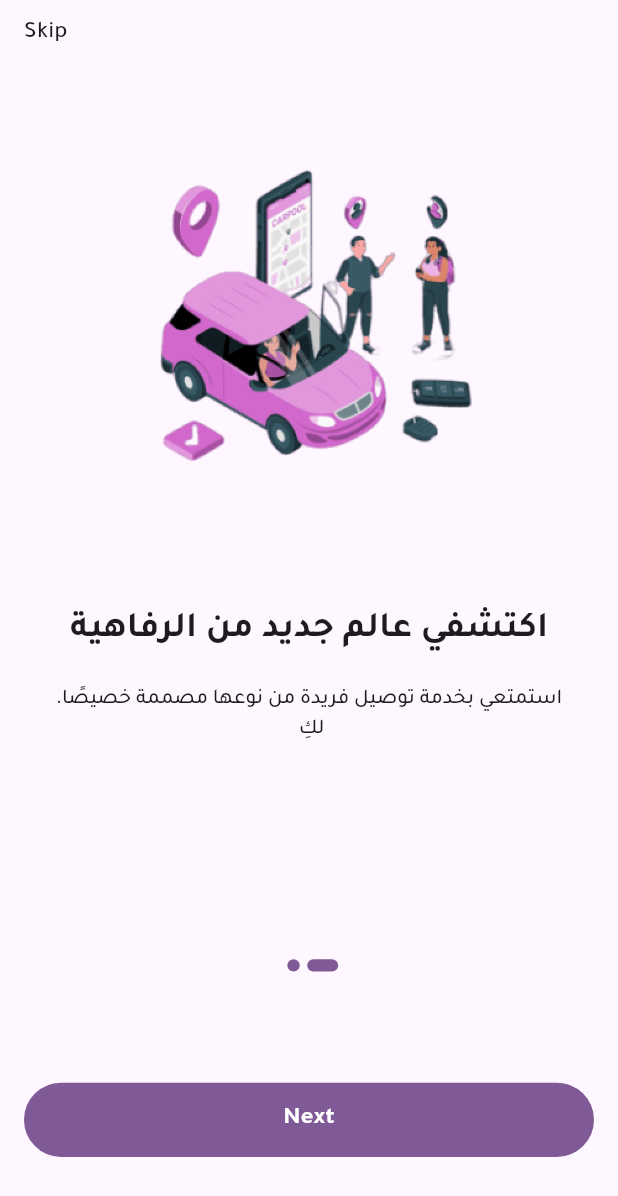
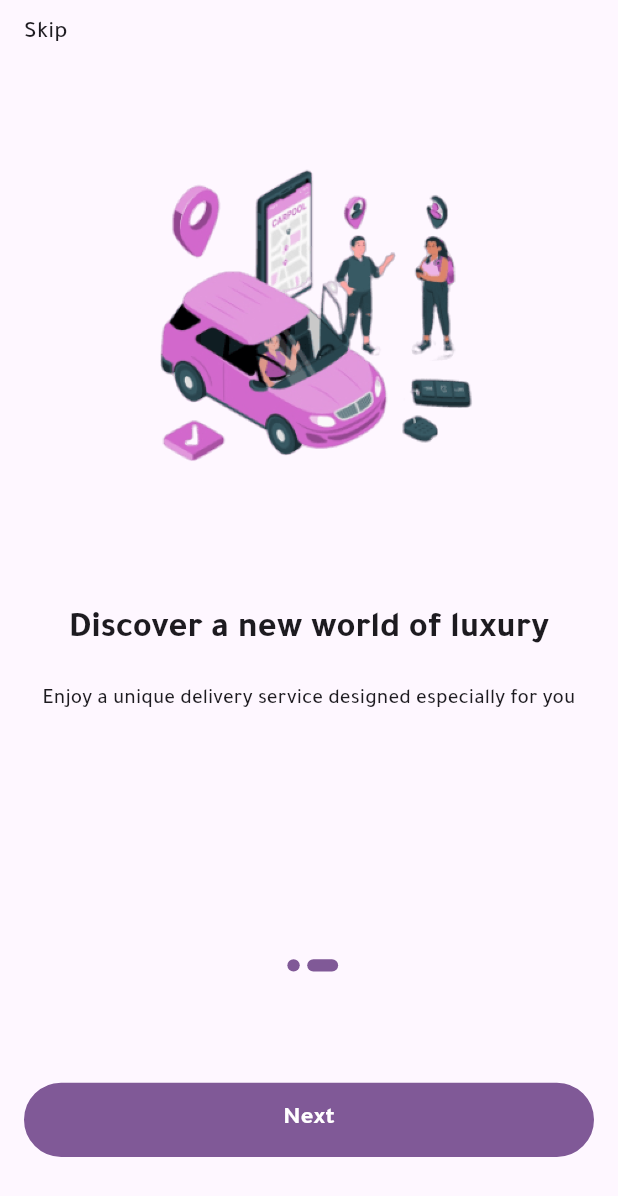
Before and after one commit to elsankry02/Lady_Driver_App, a Flutter app: the screen it shows after launch, swiped to page 2, on a phone screen of 412 x 824 dp. Shown: the top 1196 px of the screen. Run offline on Flutter 3.47's test engine with Material 3 defaults, Android fonts, the phone set to English and light mode, and no system bars; our stand-ins replace auto_route, bloc, flutter_bloc, flutter_svg, image_picker, pinput and 1 more.

Commit message:
abbreviation for AppLocalizations.of(context)!

```diff
--- a/lib/core/models/onboarding_model.dart
+++ b/lib/core/models/onboarding_model.dart
@@ -1,3 +1,6 @@
+import 'package:flutter/material.dart';
+import 'package:lady_driver/l10n/app_localizations.dart';
+
 import '../constant/image_manger.dart';
 
 class OnboardingModel {
@@ -8,15 +11,18 @@ class OnboardingModel {
   OnboardingModel(this.image, this.text, this.lableText);
 }
 
-List<OnboardingModel> listOnBoarding = [
+List<OnboardingModel> listOnBoarding(BuildContext context) {
+  final appLocalizations = AppLocalizations.of(context)!;
+  return [
     OnboardingModel(
       ImageManger.kOndoarding1,
-    ".ليديدرايفر: راحتكِ أولاً",
-    'حددي وجهتكِ واختاري السيارة المناسبة لكِ',
+      appLocalizations.ladyDriverYourComfortComesFirstonboardind,
+      appLocalizations.determineYourDestinationAndChooseTheCarThatSuitsYou,
     ),
     OnboardingModel(
       ImageManger.kOndoarding2,
-    'اكتشفي عالم جديد من الرفاهية',
-    '.استمتعي بخدمة توصيل فريدة من نوعها مصممة خصيصًا \n لكِ',
+      appLocalizations.discoverANewWorldOfLuxury,
+      appLocalizations.enjoyAUniqueDeliveryServiceDesignedEspeciallyForYou,
     ),
   ];
+}
--- a/lib/home/pages/change_language/change_language_page.dart
+++ b/lib/home/pages/change_language/change_language_page.dart
@@ -32,11 +32,12 @@ class _ChangeLanguagePageState extends State<ChangeLanguagePage> {
   );
   @override
   Widget build(BuildContext context) {
+  final appLocalizations = AppLocalizations.of(context)!;
     final textTheme = Theme.of(context).textTheme;
     return Scaffold(
       appBar: AppBar(
         title: Text(
-          AppLocalizations.of(context)!.changeLanguage,
+          appLocalizations.changeLanguage,
           style: textTheme.titleLarge!.copyWith(fontWeight: FontWeight.w700),
         ),
         centerTitle: true,
--- a/lib/home/pages/create_an_account/widget/enum_create_account_widget.dart
+++ b/lib/home/pages/create_an_account/widget/enum_create_account_widget.dart
@@ -18,6 +18,7 @@ class _EnumsCreateAccountWidgetState extends State<EnumsCreateAccountWidget> {
   @override
   Widget build(BuildContext context) {
     final textTheme = Theme.of(context).textTheme;
+    final appLocalizations = AppLocalizations.of(context)!;
     return Row(
       mainAxisAlignment: MainAxisAlignment.spaceBetween,
       children: [
@@ -42,7 +43,7 @@ class _EnumsCreateAccountWidgetState extends State<EnumsCreateAccountWidget> {
               child: Center(
                 //! سائقة
                 child: Text(
-                  AppLocalizations.of(context)!.femaleDriver,
+                  appLocalizations.femaleDriver,
                   style: textTheme.titleSmall!.copyWith(
                       fontWeight: FontWeight.w400,
                       color: isSelected == IsSelected.femaleDriver
@@ -74,7 +75,7 @@ class _EnumsCreateAccountWidgetState extends State<EnumsCreateAccountWidget> {
               child: Center(
                 //! عميل
                 child: Text(
-                  AppLocalizations.of(context)!.client,
+                  appLocalizations.client,
                   style: textTheme.titleSmall!.copyWith(
                       color: isSelected == IsSelected.client
                           ? ColorManger.kPrimaryColor
--- a/lib/home/pages/create_an_account/widget/rich_text_create_an_account_widget.dart
+++ b/lib/home/pages/create_an_account/widget/rich_text_create_an_account_widget.dart
@@ -1,6 +1,7 @@
 import 'package:auto_route/auto_route.dart';
 import 'package:flutter/gestures.dart';
 import 'package:flutter/material.dart';
+
 import '../../../../core/constant/color_manger.dart';
 import '../../../../core/router/router.dart';
 import '../../../../l10n/app_localizations.dart';
@@ -10,6 +11,7 @@ class RichTextCreateAnAccountWidget extends StatelessWidget {
   final TextTheme textTheme;
   @override
   Widget build(BuildContext context) {
+    final appLocalizations = AppLocalizations.of(context)!;
     return RichText(
       textAlign: TextAlign.center,
       text: TextSpan(
@@ -17,12 +19,12 @@ class RichTextCreateAnAccountWidget extends StatelessWidget {
         children: [
           //! لديك حساب بالفعل ؟
           TextSpan(
-            text: AppLocalizations.of(context)!.alreadyHaveAnAccount,
+            text: appLocalizations.alreadyHaveAnAccount,
             style: textTheme.titleSmall!.copyWith(fontWeight: FontWeight.w400),
           ),
           //! تسجيل الدخول
           TextSpan(
-            text: AppLocalizations.of(context)!.logIN,
+            text: appLocalizations.logIN,
             style: textTheme.titleSmall!.copyWith(
                 fontWeight: FontWeight.w400, color: ColorManger.kPrimaryColor),
             recognizer: TapGestureRecognizer()
--- a/lib/home/pages/on_boarding/onboarding_page.dart
+++ b/lib/home/pages/on_boarding/onboarding_page.dart
@@ -29,8 +29,10 @@ class _OnboardingPageState extends State<OnboardingPage> {
 
   @override
   Widget build(BuildContext context) {
+    //! variabol
     double mediaQueryHeight = MediaQuery.of(context).size.height;
     double mediaQueryWidth = MediaQuery.of(context).size.width;
+    final appLocalizations = AppLocalizations.of(context)!;
     final textTheme = Theme.of(context).textTheme;
     return Scaffold(
       body: SafeArea(
@@ -49,8 +51,12 @@ class _OnboardingPageState extends State<OnboardingPage> {
                       },
                     );
                   },
-                  itemCount: listOnBoarding.length,
-                  itemBuilder: (context, index) => Column(
+                  itemCount: listOnBoarding(context).length,
+                  itemBuilder: (context, index) {
+                    //! variabol
+                    final item = listOnBoarding(context)[index];
+                    final appLocalizations = AppLocalizations.of(context)!;
+                    return Column(
                       children: [
                         SizedBox(height: mediaQueryHeight * 0.013),
                         //! Skip
@@ -62,7 +68,7 @@ class _OnboardingPageState extends State<OnboardingPage> {
                           child: SizedBox(
                             width: double.infinity,
                             child: Text(
-                            AppLocalizations.of(context)!.skip,
+                              appLocalizations.skip,
                               style: textTheme.titleMedium!.copyWith(
                                 fontWeight: FontWeight.w500,
                               ),
@@ -75,12 +81,13 @@ class _OnboardingPageState extends State<OnboardingPage> {
                         Image.asset(
                           height: mediaQueryHeight * 0.285,
                           width: mediaQueryWidth,
-                        listOnBoarding[index].image,
+                          item.image,
                         ),
                         SizedBox(height: mediaQueryHeight * 0.090),
                         //! text
                         Text(
-                        listOnBoarding[index].text,
+                          item.text,
+                          textAlign: TextAlign.center,
                           style: textTheme.headlineSmall!.copyWith(
                             fontWeight: FontWeight.w700,
                           ),
@@ -89,14 +96,15 @@ class _OnboardingPageState extends State<OnboardingPage> {
                         //! labalText
                         Text(
                           textAlign: TextAlign.center,
-                        listOnBoarding[index].lableText,
+                          item.lableText,
                           style: textTheme.titleSmall!.copyWith(
                             fontWeight: FontWeight.w500,
                           ),
                         ),
                         SizedBox(height: mediaQueryHeight * 0.024),
                       ],
-                  ),
+                    );
+                  },
                 ),
               ),
               //! Dot
@@ -109,7 +117,7 @@ class _OnboardingPageState extends State<OnboardingPage> {
               GestureDetector(
                 onTap: () {
                   CachedHelper.setBool(key: 'SavedData', value: true);
-                  if (currentindex == listOnBoarding.length - 1) {
+                  if (currentindex == listOnBoarding(context).length - 1) {
                     context.router.replaceAll(
                       [const WelcomeRoute()],
                     );
@@ -124,7 +132,7 @@ class _OnboardingPageState extends State<OnboardingPage> {
                   borderColor: ColorManger.kPrimaryColor,
                   textThemeColor: ColorManger.kWhite,
                   color: ColorManger.kPrimaryColor,
-                  text: AppLocalizations.of(context)!.next,
+                  text: appLocalizations.next,
                 ),
               ),
               SizedBox(height: mediaQueryHeight * 0.064),
--- a/lib/home/pages/on_boarding/widget/dot.dart
+++ b/lib/home/pages/on_boarding/widget/dot.dart
@@ -14,7 +14,7 @@ class Dot extends StatelessWidget {
       mainAxisAlignment: MainAxisAlignment.center,
       children: [
         ...List.generate(
-          listOnBoarding.length,
+          listOnBoarding(context).length,
           (index) => Container(
             margin: const EdgeInsetsDirectional.only(start: 5),
             height: mediaQueryHeight * 0.010,
--- a/lib/home/pages/verification_code/verification_code_page.dart
+++ b/lib/home/pages/verification_code/verification_code_page.dart
@@ -22,13 +22,14 @@ class _VerificationCodePageState extends State<VerificationCodePage> {
   Widget build(BuildContext context) {
     final textTheme = Theme.of(context).textTheme;
     double mediaQueryHeight = MediaQuery.of(context).size.height;
+    final appLocalizations = AppLocalizations.of(context)!;
     return Scaffold(
       appBar: AppBar(
         centerTitle: true,
         forceMaterialTransparency: true,
         //! AppBar Name
         title: Text(
-          AppLocalizations.of(context)!.verificationcode,
+          appLocalizations.verificationcode,
           style: textTheme.headlineSmall!.copyWith(fontWeight: FontWeight.w500),
         ),
         //! Custom Icon Change Language
@@ -44,8 +45,7 @@ class _VerificationCodePageState extends State<VerificationCodePage> {
             //! رساله الادخال
             Text(
                 textAlign: TextAlign.center,
-                AppLocalizations.of(context)!
-                    .enterTheCodeThatWasSentToYourEmailAddress,
+                appLocalizations.enterTheCodeThatWasSentToYourEmailAddress,
                 style: textTheme.titleMedium!
                     .copyWith(fontWeight: FontWeight.w500)),
             SizedBox(height: mediaQueryHeight * 0.007),
--- a/lib/l10n/app_en.arb
+++ b/lib/l10n/app_en.arb
@@ -34,5 +34,10 @@
 "resendCode":"Resend code",
 "modifyPassword" : "Modify Password",
 "enterTheNewPassword" : "Enter the new password",
-"save" :"Save"
+"save" :"Save",
+"ladyDriverYourComfortComesFirstonboardind" : "LadyDriver: Your comfort comes first",
+"determineYourDestinationAndChooseTheCarThatSuitsYou" : "Determine your destination and choose the car that suits you",
+"enjoyAUniqueDeliveryServiceDesignedEspeciallyForYou":"Enjoy a unique delivery service designed especially for you",
+"discoverANewWorldOfLuxury":"Discover a new world of luxury"
+
 }
--- a/lib/l10n/app_localizations.dart
+++ b/lib/l10n/app_localizations.dart
@@ -304,6 +304,30 @@ abstract class AppLocalizations {
   /// In en, this message translates to:
   /// **'Save'**
   String get save;
+
+  /// No description provided for @ladyDriverYourComfortComesFirstonboardind.
+  ///
+  /// In en, this message translates to:
+  /// **'LadyDriver: Your comfort comes first'**
+  String get ladyDriverYourComfortComesFirstonboardind;
+
+  /// No description provided for @determineYourDestinationAndChooseTheCarThatSuitsYou.
+  ///
+  /// In en, this message translates to:
+  /// **'Determine your destination and choose the car that suits you'**
+  String get determineYourDestinationAndChooseTheCarThatSuitsYou;
+
+  /// No description provided for @enjoyAUniqueDeliveryServiceDesignedEspeciallyForYou.
+  ///
+  /// In en, this message translates to:
+  /// **'Enjoy a unique delivery service designed especially for you'**
+  String get enjoyAUniqueDeliveryServiceDesignedEspeciallyForYou;
+
+  /// No description provided for @discoverANewWorldOfLuxury.
+  ///
+  /// In en, this message translates to:
+  /// **'Discover a new world of luxury'**
+  String get discoverANewWorldOfLuxury;
 }
 
 class _AppLocalizationsDelegate extends LocalizationsDelegate<AppLocalizations> {
--- a/lib/l10n/app_localizations_en.dart
+++ b/lib/l10n/app_localizations_en.dart
@@ -110,4 +110,16 @@ class AppLocalizationsEn extends AppLocalizations {
 
   @override
   String get save => 'Save';
+
+  @override
+  String get ladyDriverYourComfortComesFirstonboardind => 'LadyDriver: Your comfort comes first';
+
+  @override
+  String get determineYourDestinationAndChooseTheCarThatSuitsYou => 'Determine your destination and choose the car that suits you';
+
+  @override
+  String get enjoyAUniqueDeliveryServiceDesignedEspeciallyForYou => 'Enjoy a unique delivery service designed especially for you';
+
+  @override
+  String get discoverANewWorldOfLuxury => 'Discover a new world of luxury';
 }
```
Also changed, not shown: lib/core/components/rich_text_privacy_policy.dart (+5 -5 lines), lib/home/pages/create_an_account/create_an_account_page.dart (+10 -9 lines), lib/home/pages/forget_password/forget_password_page.dart (+6 -4 lines), lib/home/pages/login/login_page.dart (+7 -5 lines), lib/home/pages/login/widget/rich_text_login_widget.dart (+5 -2 lines), lib/home/pages/modify_password/modify_password_page.dart (+7 -5 lines), lib/home/pages/verification_code/widget/text_rich_receive_the_code.dart (+4 -3 lines), lib/home/pages/welcome/welcome_page.dart (+4 -3 lines), lib/l10n/app_ar.arb (+6 -3 lines), lib/l10n/app_localizations_ar.dart (+12 -0 lines). Lines whose indentation alone changed are shown as unchanged.
